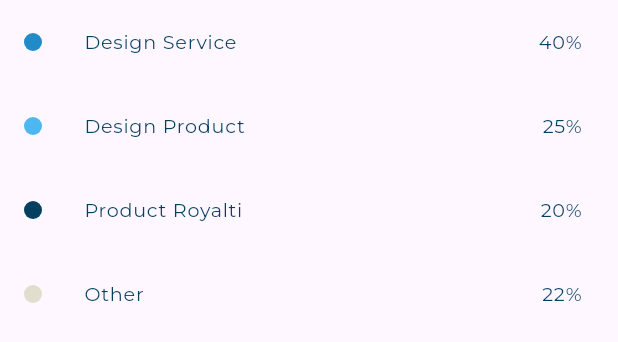
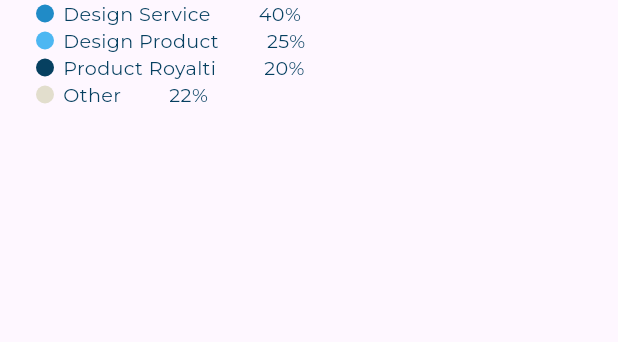
Before and after one commit to habibazaiin/responsive_dash_board, a Flutter app: the IncomeDetails widget shown alone on an empty page, opened directly, on a phone screen of 412 x 824 dp. Shown: the top 342 px of the screen. Run offline on Flutter 3.47's test engine with Material 3 defaults, Android fonts, the phone set to English and light mode, and no system bars; our stand-ins replace expandable_page_view, fl_chart, flutter_svg.

Commit message:
responsive desktop layout done

```diff
--- a/lib/widgets/income_details.dart
+++ b/lib/widgets/income_details.dart
@@ -27,6 +27,7 @@ class IncomeDetails extends StatelessWidget {
   @override
   Widget build(BuildContext context) {
     return Column(
+      crossAxisAlignment: CrossAxisAlignment.start,
       children: items.map((e) => ItemDetails(itemDetailsModel: e)).toList(),
     );
   }
--- a/lib/widgets/items_details.dart
+++ b/lib/widgets/items_details.dart
@@ -8,6 +8,31 @@ class ItemDetails extends StatelessWidget {
 
   @override
   Widget build(BuildContext context) {
+    return FittedBox(
+      fit: BoxFit.scaleDown,
+      child: Row(
+        mainAxisAlignment: MainAxisAlignment.start,
+        children: [
+          SizedBox(width: 24),
+          Container(
+            width: 12,
+            height: 12,
+            decoration: ShapeDecoration(
+              color: itemDetailsModel.color,
+              shape: OvalBorder(),
+            ),
+          ),
+          SizedBox(width: 6),
+          Text(
+            itemDetailsModel.title,
+            style: AppStyles.styleRegular16(context),
+          ),
+          SizedBox(width: 32),
+          Text(itemDetailsModel.value, style: AppStyles.styleMedium16(context)),
+        ],
+      ),
+    );
+
     return ListTile(
       leading: Container(
         width: 12,
--- a/lib/widgets/my_card.dart
+++ b/lib/widgets/my_card.dart
@@ -55,7 +55,7 @@ class MyCard extends StatelessWidget {
                 ],
               ),
             ),
-            SizedBox(height: 26),
+            // SizedBox(height: 26),
           ],
         ),
       ),
```
